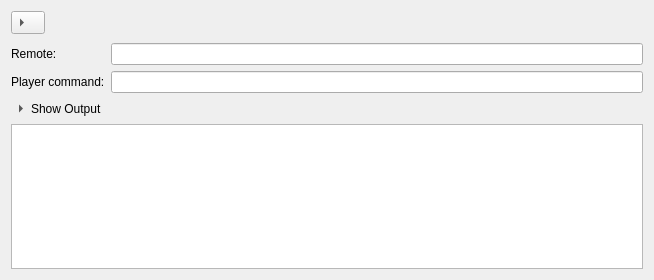
The window that src/stream_widget.ui (SysAdminDoc/RcloneBrowserNG) describes before a commit, drawn with Qt 5.
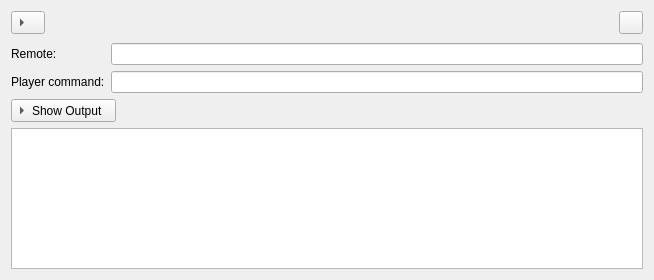
The same window after the commit.

Commit message:
chore: remove dead inline stylesheets from .ui files
Five .ui files defined QToolButton { border: 0 } inline stylesheets
that were immediately cleared to QString() in their .cpp constructors.
The global stylesheet in interface_polish.cpp handles all button
styling — these were leftover from before the design system existed.

Diff of the .ui file:
```diff
--- a/src/stream_widget.ui
+++ b/src/stream_widget.ui
@@ -54,7 +54,7 @@
          <string>Stop</string>
         </property>
         <property name="styleSheet">
-         <string notr="true">QToolButton { border: 0 }</string>
+         <string notr="true"/>
         </property>
         <property name="text">
          <string/>
@@ -93,7 +93,7 @@
       <item row="2" column="0" colspan="2">
        <widget class="QToolButton" name="showOutput">
         <property name="styleSheet">
-         <string notr="true">QToolButton { border: 0 }</string>
+         <string notr="true"/>
         </property>
         <property name="text">
          <string>Show Output</string>
```
The commit also changes 4 other files.
